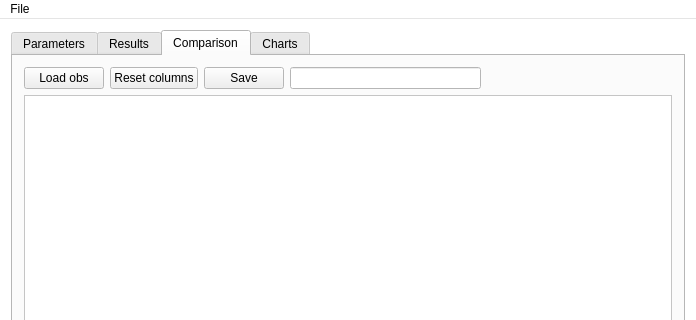
Before: the Qt Designer form src/qtapp/mainwindow.ui in PAMDeveloper/QtSamara, drawn with Qt 5; both pictures show x 0 to 696 and y 0 to 320 of the 696 by 660 pixel window.
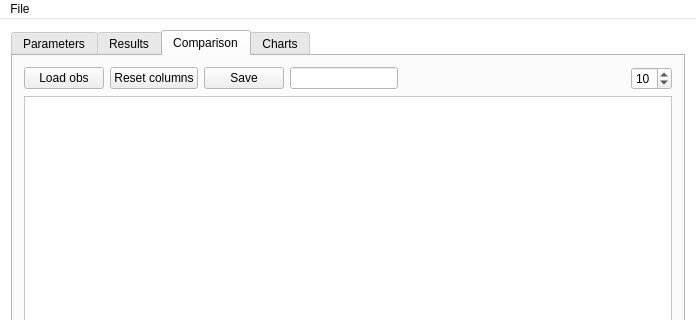
After: the same form once the commit is applied. The open tabs and pages were chosen to show the change. Icons and pictures are not drawn.

Commit message: Added precision in comparison model Fixed null chart check on display

```diff
--- a/src/qtapp/mainwindow.ui
+++ b/src/qtapp/mainwindow.ui
@@ -423,6 +423,26 @@
           <item>
            <widget class="QLineEdit" name="lineEdit"/>
           </item>
+          <item>
+           <spacer name="horizontalSpacer_2">
+            <property name="orientation">
+             <enum>Qt::Horizontal</enum>
+            </property>
+            <property name="sizeHint" stdset="0">
+             <size>
+              <width>40</width>
+              <height>20</height>
+             </size>
+            </property>
+           </spacer>
+          </item>
+          <item>
+           <widget class="QLabel" name="diffCountLabel">
+            <property name="text">
+             <string/>
+            </property>
+           </widget>
+          </item>
           <item>
            <spacer name="horizontalSpacer_3">
             <property name="orientation">
@@ -436,6 +456,13 @@
             </property>
            </spacer>
           </item>
+          <item>
+           <widget class="QSpinBox" name="precisionSpinBox">
+            <property name="value">
+             <number>10</number>
+            </property>
+           </widget>
+          </item>
          </layout>
         </item>
         <item>
```
Left out of the diff: 2 changed lines with no effect on the pictures. The commit also changes 6 other files.
